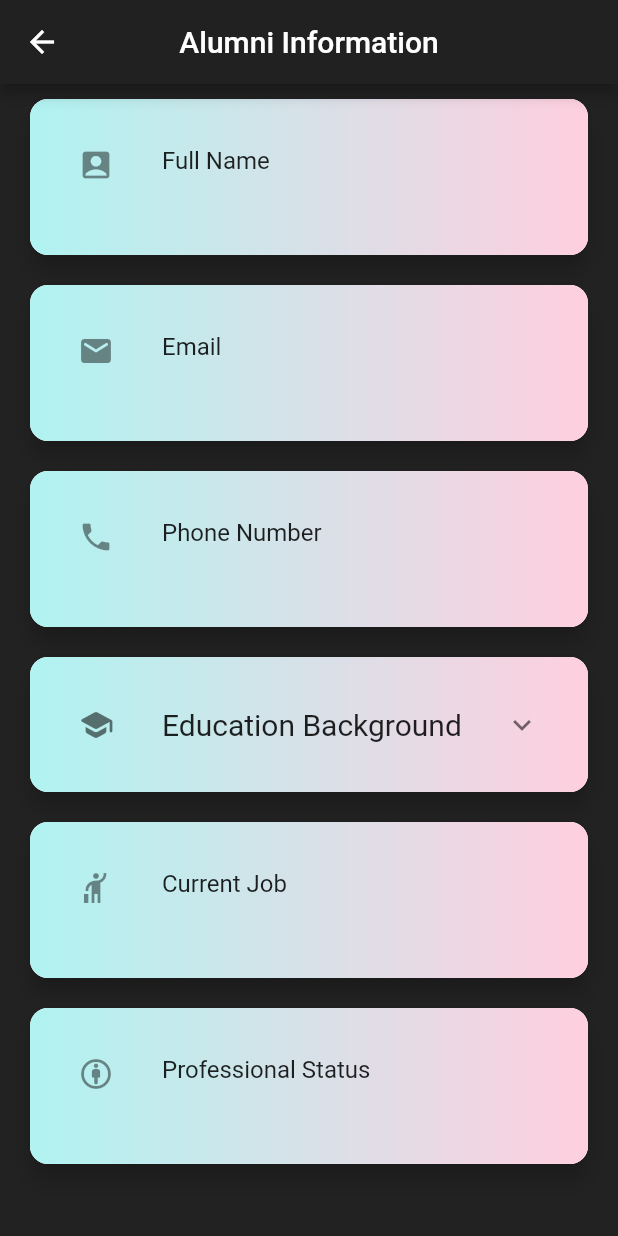
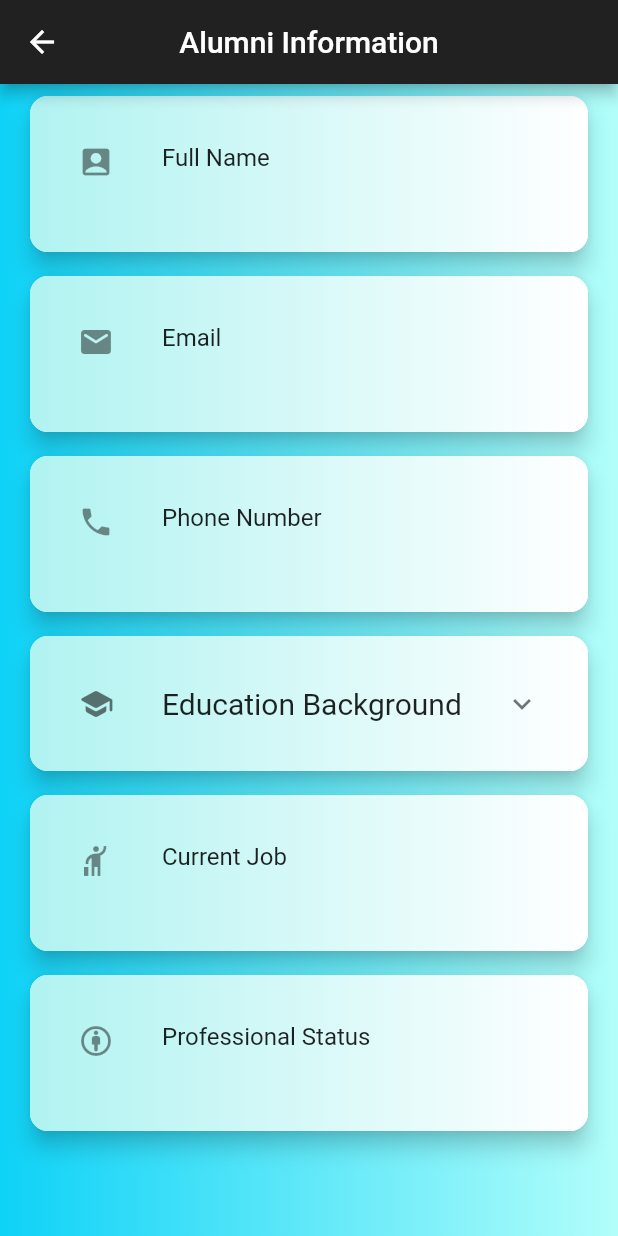
Before and after one commit to AfendyWan/Fabu-Alumni-Management, a Flutter app: the alumniDetail screen opened directly with empty values, on a phone screen of 412 x 824 dp. Run offline on Flutter 3.47's test engine with Material 2 defaults, Android fonts, the phone set to English and light mode, and no system bars; our stand-ins replace animated_splash_screen, bloc, flutter_bloc, rxdart, shared_preferences, syncfusion_flutter_charts; accounts and stored records are empty; network calls fail.

Commit message:
Synchronize user interface light blue background

```diff
--- a/lib/pages/alumniDetails.dart
+++ b/lib/pages/alumniDetails.dart
@@ -10,8 +10,15 @@ class alumniDetail extends StatelessWidget {
   @override
   Widget build(BuildContext context) {
     // TODO: implement build
-    return Scaffold(
-      backgroundColor: Colors.black87,
+    return Container(
+      decoration: BoxDecoration(
+          gradient: LinearGradient(colors: [
+            Color(0xFF0ed2f7),
+            Color(0xFFb2fefa),
+
+          ])),
+      child: Scaffold(
+        backgroundColor: Colors.transparent,
         appBar: AppBar(
           iconTheme: IconThemeData(
             color: Colors.white, //change your color here
@@ -26,7 +33,7 @@ class alumniDetail extends StatelessWidget {
             mainAxisAlignment: MainAxisAlignment.center,
             children: <Widget>[
               Card(
-              margin: EdgeInsets.symmetric(vertical: 10.0, horizontal: 20.0),
+                margin: EdgeInsets.symmetric(vertical: 8.0, horizontal: 20.0),
                 shadowColor: Colors.black87,
                 elevation: 6,
                 shape: RoundedRectangleBorder(
@@ -38,7 +45,7 @@ class alumniDetail extends StatelessWidget {
                     decoration: BoxDecoration(
                         gradient: LinearGradient(colors: [
                       Color(0xFFB0F3F1),
-                    Color(0xFFFFCFDF),
+                      Color(0xFFffffff),
                     ])),
                     padding: EdgeInsets.all(16),
                     child: ListTile(
@@ -62,7 +69,7 @@ class alumniDetail extends StatelessWidget {
                 ),
               ),//Name
               Card(
-              margin: EdgeInsets.symmetric(vertical: 10.0, horizontal: 20.0),
+                margin: EdgeInsets.symmetric(vertical: 8.0, horizontal: 20.0),
                 shadowColor: Colors.black87,
                 elevation: 6,
                 shape: RoundedRectangleBorder(
@@ -74,7 +81,7 @@ class alumniDetail extends StatelessWidget {
                     decoration: BoxDecoration(
                         gradient: LinearGradient(colors: [
                           Color(0xFFB0F3F1),
-                        Color(0xFFFFCFDF),
+                          Color(0xFFffffff),
                         ])),
                     padding: EdgeInsets.all(16),
                     child: ListTile(
@@ -97,7 +104,7 @@ class alumniDetail extends StatelessWidget {
                 ),
               ), //Email
               Card(
-              margin: EdgeInsets.symmetric(vertical: 10.0, horizontal: 20.0),
+                margin: EdgeInsets.symmetric(vertical: 8.0, horizontal: 20.0),
                 shadowColor: Colors.black87,
                 elevation: 6,
                 shape: RoundedRectangleBorder(
@@ -109,7 +116,7 @@ class alumniDetail extends StatelessWidget {
                     decoration: BoxDecoration(
                         gradient: LinearGradient(colors: [
                           Color(0xFFB0F3F1),
-                        Color(0xFFFFCFDF),
+                          Color(0xFFffffff),
                         ])),
                     padding: EdgeInsets.all(16),
                     child: ListTile(
@@ -132,7 +139,7 @@ class alumniDetail extends StatelessWidget {
                 ),
               ), //Phone
               Card(
-              margin: EdgeInsets.symmetric(vertical: 10.0, horizontal: 20.0),
+                margin: EdgeInsets.symmetric(vertical: 8.0, horizontal: 20.0),
                 shadowColor: Colors.black87,
                 elevation: 6,
                 shape: RoundedRectangleBorder(
@@ -144,7 +151,7 @@ class alumniDetail extends StatelessWidget {
                     decoration: BoxDecoration(
                         gradient: LinearGradient(colors: [
                           Color(0xFFB0F3F1),
-                        Color(0xFFFFCFDF),
+                          Color(0xFFffffff),
                         ])),
                     padding: EdgeInsets.all(16),
                     child: ExpansionTile(
@@ -266,7 +273,7 @@ class alumniDetail extends StatelessWidget {
                 ),
               ),//Education Background
               Card(
-              margin: EdgeInsets.symmetric(vertical: 10.0, horizontal: 20.0),
+                margin: EdgeInsets.symmetric(vertical: 8.0, horizontal: 20.0),
                 shadowColor: Colors.black87,
                 elevation: 6,
                 shape: RoundedRectangleBorder(
@@ -278,7 +285,7 @@ class alumniDetail extends StatelessWidget {
                     decoration: BoxDecoration(
                         gradient: LinearGradient(colors: [
                           Color(0xFFB0F3F1),
-                        Color(0xFFFFCFDF),
+                          Color(0xFFffffff),
                         ])),
                     padding: EdgeInsets.all(16),
                     child: ListTile(
@@ -302,7 +309,7 @@ class alumniDetail extends StatelessWidget {
               ),//CurrentJob
 
               Card(
-              margin: EdgeInsets.symmetric(vertical: 10.0, horizontal: 20.0),
+                margin: EdgeInsets.symmetric(vertical: 8.0, horizontal: 20.0),
                 shadowColor: Colors.black87,
                 elevation: 6,
                 shape: RoundedRectangleBorder(
@@ -314,7 +321,7 @@ class alumniDetail extends StatelessWidget {
                     decoration: BoxDecoration(
                         gradient: LinearGradient(colors: [
                           Color(0xFFB0F3F1),
-                        Color(0xFFFFCFDF),
+                          Color(0xFFffffff),
                     ])),
                     padding: EdgeInsets.all(16),
                     child: ListTile(
@@ -341,6 +348,7 @@ class alumniDetail extends StatelessWidget {
             ],
           ),
         ),
+      ),
     );
   }
 }
--- a/lib/pages/alumniListPage.dart
+++ b/lib/pages/alumniListPage.dart
@@ -13,7 +13,7 @@ class AlumniesPage extends MainAppBarInterface with NavigationStates {
   @override
   Widget build(BuildContext context) {
     return Scaffold(
-        backgroundColor: Colors.black87,
+        backgroundColor: Colors.blue[100],
         appBar: MainAppBarInterface(
           title:
               const Text('Alumni List', style: TextStyle(color: Colors.white)),
@@ -36,8 +36,8 @@ class AlumniesPage extends MainAppBarInterface with NavigationStates {
                         child: Container(
                           decoration: BoxDecoration(
                               gradient: LinearGradient(colors: [
-                            Color(0x00380036),
-                            Color(0xFF0CBABA),
+                            Color(0x00ece9e6),
+                            Color(0xFFffffff),
                           ])),
                           padding: EdgeInsets.all(16),
                           child: ListTile(
--- a/lib/pages/myaccountspage.dart
+++ b/lib/pages/myaccountspage.dart
@@ -48,8 +48,8 @@ class MyAccountsPage extends StatelessWidget with NavigationStates {
         body: Container(
           decoration: BoxDecoration(
               gradient: LinearGradient(colors: [
-            Color(0xFF09C6F9),
-            Color(0xFF045DE9),
+                Color(0xFF83EAF1),
+                Color(0xFF63A4FF),
           ])),
           child: SafeArea(
             child: Column(
@@ -61,7 +61,7 @@ class MyAccountsPage extends StatelessWidget with NavigationStates {
                     margin:
                         EdgeInsets.symmetric(vertical: 5.0, horizontal: 20.0),
                     child: ClipRRect(
-                        borderRadius: BorderRadius.circular(8.0),
+                        borderRadius: BorderRadius.circular(12.0),
                         child: Image(
                           image: NetworkImage(
                               'https://builtsurvey.utm.my/wp-content/uploads/2019/04/fabu.jpg'),
```
Also changed, not shown: lib/pages/newsDetails.dart (+9 -9 lines), lib/pages/newsMainPage.dart (+10 -13 lines), lib/pages/reportMainPage.dart (+27 -20 lines), images/newspaper.png (added). Lines whose indentation alone changed are shown as unchanged.
